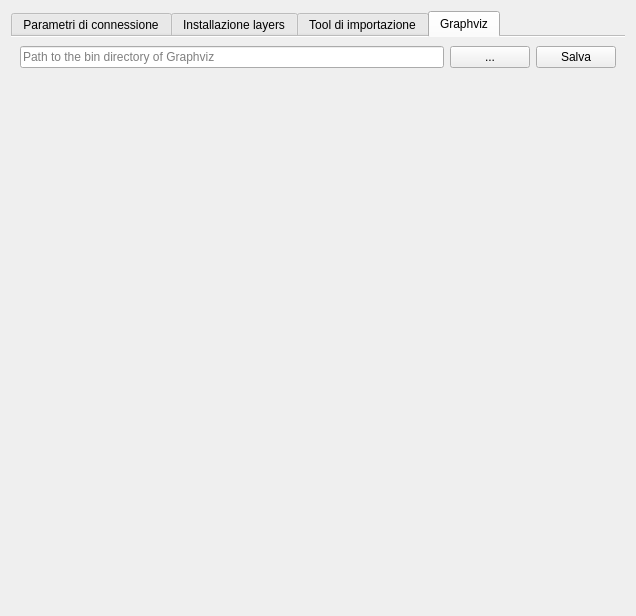
First picture: the form in modules/gui/Ui_pyarchinitConfig.ui, repository pyarchinit/pyarchinit, before the edit.
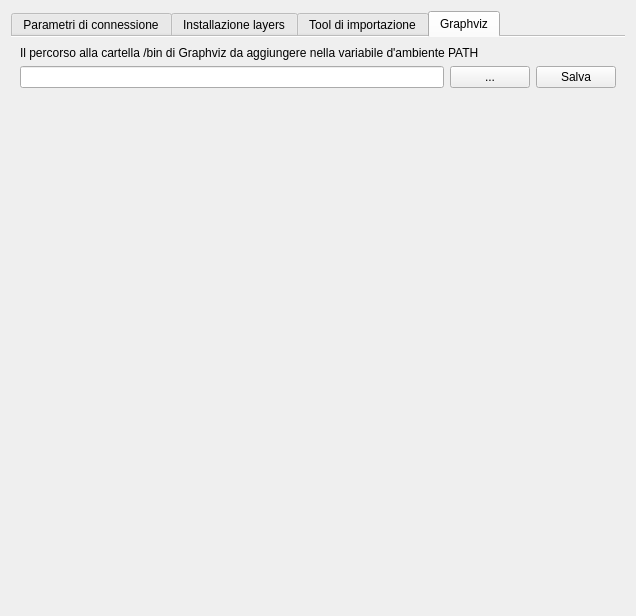
Second picture: the form after the edit. The open tabs and pages were chosen to show the change. Icons and pictures are not drawn.

Commit message: disable widget if path to graphviz was recognized

Patch:
```diff
--- a/modules/gui/Ui_pyarchinitConfig.ui
+++ b/modules/gui/Ui_pyarchinitConfig.ui
@@ -835,15 +835,16 @@
       </attribute>
       <layout class="QGridLayout" name="gridLayout_4">
        <item row="0" column="0">
-        <layout class="QVBoxLayout" name="verticalLayout">
-         <item>
+        <widget class="QLabel" name="label_30">
+         <property name="text">
+          <string>Il percorso alla cartella /bin di Graphviz da aggiungere nella variabile d'ambiente PATH</string>
+         </property>
+        </widget>
+       </item>
+       <item row="1" column="0">
           <layout class="QHBoxLayout" name="horizontalLayout">
            <item>
-            <widget class="QLineEdit" name="lineEditGraphviz">
-             <property name="placeholderText">
-              <string>Path to the bin directory of Graphviz</string>
-             </property>
-            </widget>
+          <widget class="QLineEdit" name="lineEditGraphviz"/>
            </item>
            <item>
             <widget class="QPushButton" name="pushButtonGraphviz">
@@ -861,7 +862,7 @@
            </item>
           </layout>
          </item>
-         <item>
+       <item row="2" column="0">
           <spacer name="verticalSpacer_3">
            <property name="orientation">
             <enum>Qt::Vertical</enum>
@@ -869,12 +870,10 @@
            <property name="sizeHint" stdset="0">
             <size>
              <width>20</width>
-             <height>40</height>
+           <height>473</height>
             </size>
            </property>
           </spacer>
-         </item>
-        </layout>
        </item>
       </layout>
      </widget>
```
Lines whose indentation alone changed are shown as unchanged. The commit also changes 1 other file.
